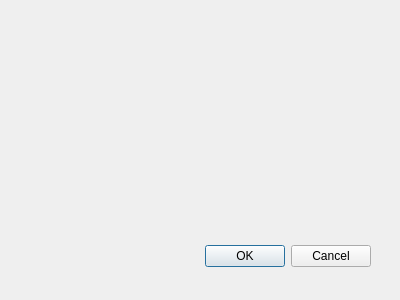
This is nmea2_qgis3_dialog_base.ui in PiotZyto/Nmea2Qgis3 as Qt 5 draws it before an edit. The edited form follows.
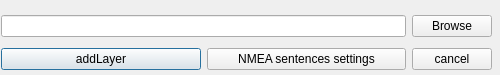
This is the edited form.

What changed in the file:
```diff
--- a/nmea2_qgis3_dialog_base.ui
+++ b/nmea2_qgis3_dialog_base.ui
@@ -1,32 +1,133 @@
-<ui version="4.0" >
- <class>nmea2qgis3DialogBase</class>
- <widget class="QDialog" name="nmea2qgis3DialogBase" >
-  <property name="geometry" >
+<?xml version="1.0" encoding="UTF-8"?>
+<ui version="4.0">
+ <class>nmea_main</class>
+ <widget class="QDialog" name="nmea_main">
+  <property name="enabled">
+   <bool>true</bool>
+  </property>
+  <property name="geometry">
    <rect>
     <x>0</x>
     <y>0</y>
-    <width>400</width>
-    <height>300</height>
+    <width>500</width>
+    <height>75</height>
    </rect>
   </property>
-  <property name="windowTitle" >
-   <string>Nmea2 Qgis3</string>
+  <property name="sizePolicy">
+   <sizepolicy hsizetype="Fixed" vsizetype="Fixed">
+    <horstretch>0</horstretch>
+    <verstretch>0</verstretch>
+   </sizepolicy>
   </property>
-  <widget class="QDialogButtonBox" name="button_box" >
-   <property name="geometry" >
+  <property name="minimumSize">
+   <size>
+    <width>500</width>
+    <height>75</height>
+   </size>
+  </property>
+  <property name="maximumSize">
+   <size>
+    <width>500</width>
+    <height>75</height>
+   </size>
+  </property>
+  <property name="mouseTracking">
+   <bool>false</bool>
+  </property>
+  <property name="windowTitle">
+   <string>nmea_main</string>
+  </property>
+  <property name="autoFillBackground">
+   <bool>false</bool>
+  </property>
+  <property name="sizeGripEnabled">
+   <bool>false</bool>
+  </property>
+  <widget class="QWidget" name="layoutWidget">
+   <property name="geometry">
     <rect>
-     <x>30</x>
-     <y>240</y>
-     <width>341</width>
-     <height>32</height>
+     <x>1</x>
+     <y>10</y>
+     <width>491</width>
+     <height>67</height>
     </rect>
    </property>
-   <property name="orientation" >
-    <enum>Qt::Horizontal</enum>
-   </property>
-   <property name="standardButtons" >
-    <set>QDialogButtonBox::Cancel|QDialogButtonBox::Ok</set>
-   </property>
+   <layout class="QHBoxLayout" name="horizontalLayout_2">
+    <item>
+     <layout class="QVBoxLayout" name="verticalLayout_2">
+      <item>
+       <widget class="QLineEdit" name="lineEdit">
+        <property name="sizePolicy">
+         <sizepolicy hsizetype="Expanding" vsizetype="Fixed">
+          <horstretch>0</horstretch>
+          <verstretch>0</verstretch>
+         </sizepolicy>
+        </property>
+       </widget>
+      </item>
+      <item>
+       <layout class="QHBoxLayout" name="horizontalLayout">
+        <item>
+         <widget class="QPushButton" name="addBut">
+          <property name="sizePolicy">
+           <sizepolicy hsizetype="Expanding" vsizetype="Fixed">
+            <horstretch>0</horstretch>
+            <verstretch>0</verstretch>
+           </sizepolicy>
+          </property>
+          <property name="text">
+           <string>addLayer</string>
+          </property>
+         </widget>
+        </item>
+        <item>
+         <widget class="QPushButton" name="settBut">
+          <property name="sizePolicy">
+           <sizepolicy hsizetype="Expanding" vsizetype="Fixed">
+            <horstretch>0</horstretch>
+            <verstretch>0</verstretch>
+           </sizepolicy>
+          </property>
+          <property name="text">
+           <string>NMEA sentences settings</string>
+          </property>
+         </widget>
+        </item>
+       </layout>
+      </item>
+     </layout>
+    </item>
+    <item>
+     <layout class="QVBoxLayout" name="verticalLayout">
+      <item alignment="Qt::AlignHCenter">
+       <widget class="QPushButton" name="pushButton">
+        <property name="sizePolicy">
+         <sizepolicy hsizetype="Fixed" vsizetype="Fixed">
+          <horstretch>0</horstretch>
+          <verstretch>0</verstretch>
+         </sizepolicy>
+        </property>
+        <property name="text">
+         <string>Browse</string>
+        </property>
+       </widget>
+      </item>
+      <item>
+       <widget class="QPushButton" name="ButExit">
+        <property name="sizePolicy">
+         <sizepolicy hsizetype="Fixed" vsizetype="Fixed">
+          <horstretch>0</horstretch>
+          <verstretch>0</verstretch>
+         </sizepolicy>
+        </property>
+        <property name="text">
+         <string>cancel</string>
+        </property>
+       </widget>
+      </item>
+     </layout>
+    </item>
+   </layout>
   </widget>
  </widget>
  <resources/>
```
Left out of the diff: 35 changed lines with no effect on the pictures.
